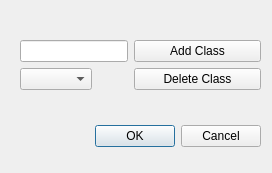
Old version of the form src/configureclassdialog.ui in the repository KamalM8/deeplabel.
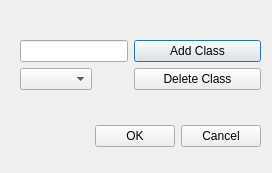
New version of the form.

Commit message: fix: Class Dialog box buttons disabled when fields are empty

The edit to the form file:
```diff
--- a/src/configureclassdialog.ui
+++ b/src/configureclassdialog.ui
@@ -51,6 +51,9 @@
       <property name="text">
        <string>Add Class</string>
       </property>
+      <property name="default">
+       <bool>true</bool>
+      </property>
      </widget>
     </item>
     <item row="1" column="1">
```
The commit also changes 1 other file.
